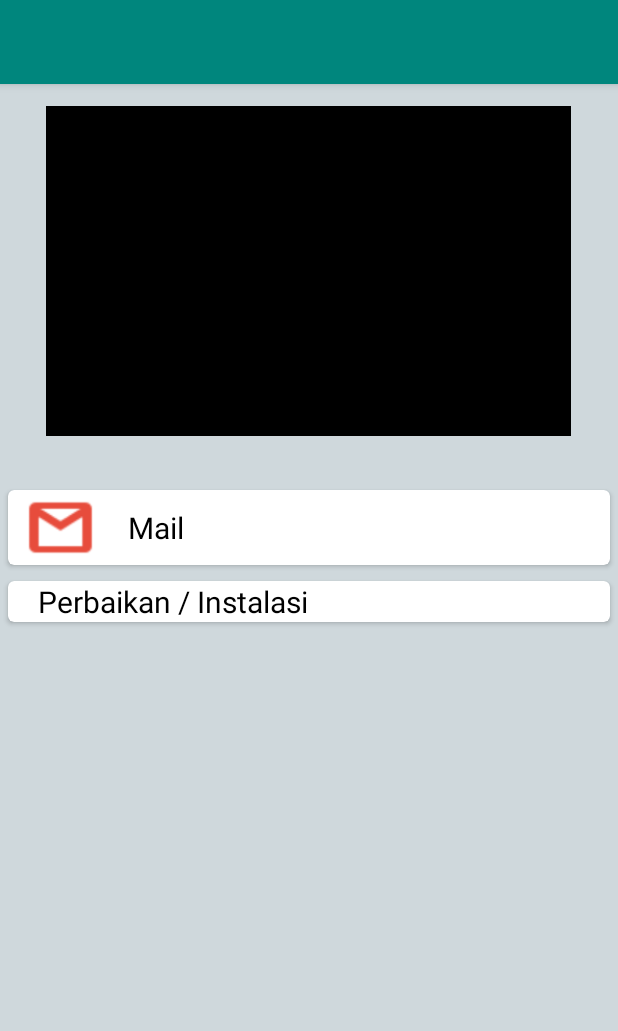
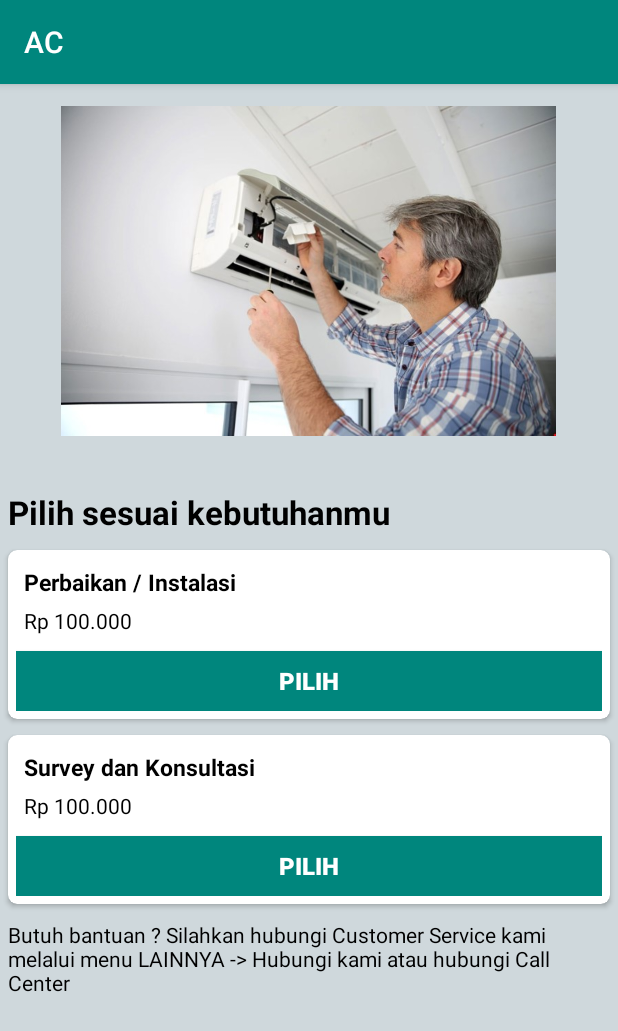
Before and after one commit to developer-mgs/pesantukang, an Android app: the DetailActivity screen opened directly, with no data from a screen before it, on a phone screen of 412 x 824 dp. Shown: the top 1031 px of the screen. Run offline under Robolectric (Android 15) with nearby library versions, the phone set to English and light mode, and no system bars.

Commit message:
Penambahan Detail Activity

```diff
--- a/app/src/main/java/Fragment/FragmentBeranda.java
+++ b/app/src/main/java/Fragment/FragmentBeranda.java
@@ -13,6 +13,7 @@ import android.widget.ImageView;
 import android.widget.TextView;
 
 import com.mgs.pesantukang.R;
+import com.mgs.pesantukang.activity.DetailActivity;
 import com.synnapps.carouselview.CarouselView;
 import com.synnapps.carouselview.ImageListener;
 
@@ -22,6 +23,7 @@ import com.synnapps.carouselview.ImageListener;
  */
 public class FragmentBeranda extends Fragment {
     CarouselView carouselView;
+    ImageView ico_mn1;
 
     int[] sampleImages = {R.drawable.slidder1, R.drawable.slidder2, R.drawable.slider3};
 
@@ -40,9 +42,19 @@ public class FragmentBeranda extends Fragment {
         ((AppCompatActivity)getActivity()).getSupportActionBar().setDisplayUseLogoEnabled(true);
 
         carouselView = (CarouselView) view.findViewById(R.id.carouselView);
+        ico_mn1 = view.findViewById(R.id.ico_mn1);
         carouselView.setPageCount(sampleImages.length);
 
         carouselView.setImageListener(imageListener);
+        ico_mn1.setOnClickListener(new View.OnClickListener() {
+            @Override
+            public void onClick(View v) {
+                Intent intent = new Intent(getActivity(), DetailActivity.class);
+                startActivity(intent);
+            }
+        });
+
+
         return view;
     }
 
--- a/app/src/main/java/com/mgs/pesantukang/activity/DetailActivity.java
+++ b/app/src/main/java/com/mgs/pesantukang/activity/DetailActivity.java
@@ -11,5 +11,6 @@ public class DetailActivity extends AppCompatActivity {
     protected void onCreate(Bundle savedInstanceState) {
         super.onCreate(savedInstanceState);
         setContentView(R.layout.activity_detail);
+        getSupportActionBar().setTitle("AC");
     }
 }
--- a/app/src/main/res/layout/activity_detail.xml
+++ b/app/src/main/res/layout/activity_detail.xml
@@ -30,7 +30,7 @@
                     <ImageView
                         android:id="@+id/imgProfile"
                         android:layout_width="350dp"
-                        android:background="#000"
+                        android:src="@drawable/gb_1"
                         android:layout_marginTop="30dp"
                         android:layout_centerInParent="true"
                         android:layout_height="300dp" />
@@ -45,6 +45,15 @@
                     android:layout_height="wrap_content"
                     android:orientation="vertical">
 
+                    <TextView
+                        android:layout_width="wrap_content"
+                        android:textSize="10pt"
+                        android:textStyle="bold"
+                        android:padding="5dp"
+                        android:layout_height="wrap_content"
+                        android:textColor="#000"
+                        android:text="Pilih sesuai kebutuhanmu"/>
+
                     <android.support.v7.widget.CardView xmlns:android="http://schemas.android.com/apk/res/android"
                         xmlns:card_view="http://schemas.android.com/apk/res-auto"
                         android:layout_width="match_parent"
@@ -52,7 +61,7 @@
                         android:foreground="?android:attr/selectableItemBackground"
                         android:orientation="vertical"
                         android:layout_margin="5dp"
-                        card_view:cardCornerRadius="4dp"
+                        card_view:cardCornerRadius="6dp"
                         card_view:cardElevation="@dimen/cardview_default_elevation">
 
                         <LinearLayout
@@ -60,22 +69,40 @@
                             android:layout_height="wrap_content"
                             android:orientation="horizontal">
 
-                            <ImageView
-                                android:layout_width="50dp"
-                                android:layout_marginLeft="10dp"
-                                android:layout_height="50dp"
-                                android:src="@drawable/ic_mail"/>
-
+                            <LinearLayout
+                                android:padding="5dp"
+                                android:orientation="vertical"
+                                android:layout_width="fill_parent"
+                                android:layout_height="fill_parent">
                                 <TextView
+                                    android:padding="5dp"
+                                    android:textStyle="bold"
+                                    android:textSize="15dp"
+                                    android:text="Perbaikan / Instalasi"
+                                    android:id="@+id/text_name2"
                                     android:layout_width="wrap_content"
                                     android:layout_height="wrap_content"
-                                android:text="Mail"
-                                android:id="@+id/txtEmail"
-                                android:layout_gravity="center"
-                                android:layout_marginLeft="20dp"
-                                android:textSize="20sp"
                                     android:textColor="#000"
-                                />
+                                    android:layout_alignParentTop="true"/>
+                                <TextView
+                                    android:layout_width="match_parent"
+                                    android:layout_height="30dp"
+                                    android:textColor="#000"
+                                    android:paddingLeft="5dp"
+                                    android:text="Rp 100.000"/>
+
+                                <Button
+                                    android:layout_width="match_parent"
+                                    android:layout_height="40dp"
+                                    android:text="Pilih"
+                                    android:textSize="16sp"
+                                    android:textStyle="bold"
+                                    android:id="@+id/btnSimpanLaporan2"
+                                    android:background="@color/colorPrimary"
+                                    android:textColor="@color/white"
+                                    android:layout_alignParentBottom="true" />
+
+                            </LinearLayout>
 
                         </LinearLayout>
 
@@ -85,11 +112,12 @@
                     <android.support.v7.widget.CardView xmlns:android="http://schemas.android.com/apk/res/android"
                         xmlns:card_view="http://schemas.android.com/apk/res-auto"
                         android:layout_margin="5dp"
+                        android:layout_marginTop="100dp"
                         android:layout_width="match_parent"
                         android:layout_height="wrap_content"
                         android:foreground="?android:attr/selectableItemBackground"
                         android:orientation="vertical"
-                        card_view:cardCornerRadius="4dp"
+                        card_view:cardCornerRadius="6dp"
                         card_view:cardElevation="@dimen/cardview_default_elevation">
 
                         <LinearLayout
@@ -97,16 +125,40 @@
                             android:layout_height="wrap_content"
                             android:orientation="horizontal">
 
+                            <LinearLayout
+                                android:padding="5dp"
+                                android:orientation="vertical"
+                                android:layout_width="fill_parent"
+                                android:layout_height="fill_parent">
                                 <TextView
+                                    android:padding="5dp"
+                                    android:textStyle="bold"
+                                    android:textSize="15dp"
+                                    android:textColor="#000"
+                                    android:text="Survey dan Konsultasi"
+                                    android:id="@+id/text_name"
                                     android:layout_width="wrap_content"
                                     android:layout_height="wrap_content"
-                                android:text="Perbaikan / Instalasi"
-                                android:id="@+id/txtPhone"
-                                android:layout_gravity="center"
-                                android:layout_marginLeft="20dp"
-                                android:textSize="20sp"
+                                    android:layout_alignParentTop="true"/>
+                                <TextView
+                                    android:layout_width="match_parent"
+                                    android:layout_height="30dp"
+                                    android:paddingLeft="5dp"
                                     android:textColor="#000"
-                                />
+                                    android:text="Rp 100.000"/>
+
+                                <Button
+                                    android:layout_width="match_parent"
+                                    android:layout_height="40dp"
+                                    android:text="Pilih"
+                                    android:textSize="16sp"
+                                    android:textStyle="bold"
+                                    android:id="@+id/btnSimpanLaporan"
+                                    android:background="@color/colorPrimary"
+                                    android:textColor="@color/white"
+                                    android:layout_alignParentBottom="true" />
+
+                            </LinearLayout>
 
 
 
@@ -114,6 +166,13 @@
 
 
                     </android.support.v7.widget.CardView>
+
+                    <TextView
+                        android:layout_width="wrap_content"
+                        android:layout_height="wrap_content"
+                        android:padding="5dp"
+                        android:textColor="#000"
+                        android:text="Butuh bantuan ? Silahkan hubungi Customer Service kami melalui menu LAINNYA -> Hubungi kami atau hubungi Call Center"/>
 
 
                 </LinearLayout>
```
Also changed, not shown: app/src/main/res/drawable/gb_1.jpg (added). Lines whose indentation alone changed are shown as unchanged.
